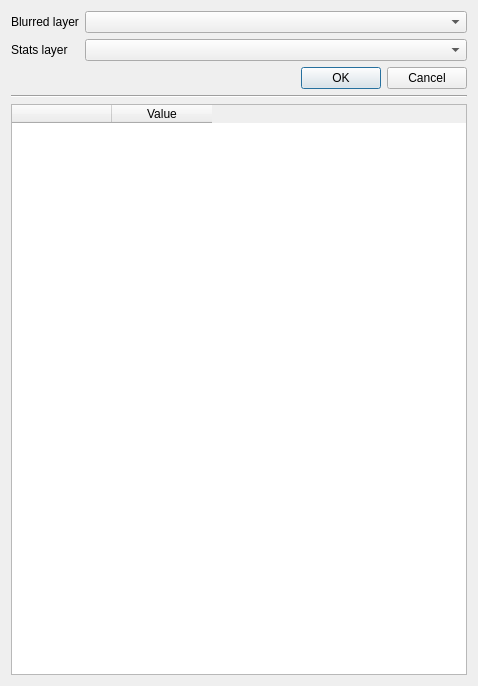
Before: the Qt Designer form ui/stats.ui in Gustry/Blurring, drawn with Qt 5.
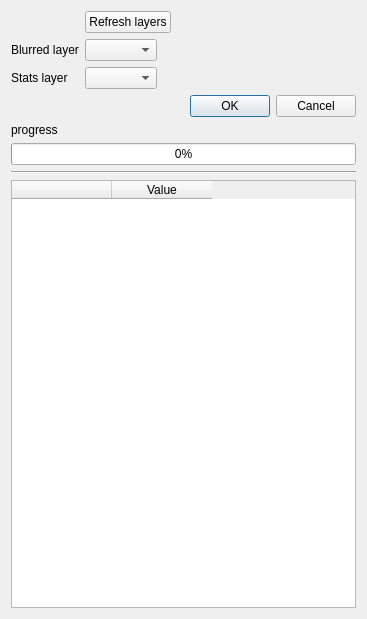
After: the same form once the commit is applied. Icons and pictures are not drawn.

Diff of the .ui file:
```diff
--- a/ui/stats.ui
+++ b/ui/stats.ui
@@ -6,8 +6,8 @@
    <rect>
     <x>0</x>
     <y>0</y>
-    <width>478</width>
-    <height>686</height>
+    <width>367</width>
+    <height>619</height>
    </rect>
   </property>
   <property name="windowTitle">
@@ -16,25 +16,39 @@
   <layout class="QVBoxLayout" name="verticalLayout">
    <item>
     <layout class="QFormLayout" name="formLayout">
-     <item row="0" column="0">
+     <property name="fieldGrowthPolicy">
+      <enum>QFormLayout::ExpandingFieldsGrow</enum>
+     </property>
+     <item row="1" column="0">
       <widget class="QLabel" name="label">
        <property name="text">
         <string>Blurred layer</string>
        </property>
       </widget>
      </item>
-     <item row="0" column="1">
+     <item row="1" column="1">
       <widget class="QComboBox" name="comboBox_blurredLayer"/>
      </item>
-     <item row="1" column="0">
+     <item row="2" column="0">
       <widget class="QLabel" name="label_2">
        <property name="text">
         <string>Stats layer</string>
        </property>
       </widget>
      </item>
-     <item row="1" column="1">
-      <widget class="QComboBox" name="comboBox_stats"/>
+     <item row="2" column="1">
+      <widget class="QComboBox" name="comboBox_statsLayer"/>
+     </item>
+     <item row="0" column="1">
+      <widget class="QPushButton" name="pushButton_refreshLayers">
+       <property name="text">
+        <string>Refresh layers</string>
+       </property>
+       <property name="icon">
+        <iconset resource="../../../../../plugins/Blurring/resources.qrc">
+         <normaloff>:/plugins/Blurring/resources/refresh.png</normaloff>:/plugins/Blurring/resources/refresh.png</iconset>
+       </property>
+      </widget>
      </item>
     </layout>
    </item>
@@ -45,6 +59,20 @@
      </property>
     </widget>
    </item>
+   <item>
+    <widget class="QLabel" name="label_progressStats">
+     <property name="text">
+      <string>progress</string>
+     </property>
+    </widget>
+   </item>
+   <item>
+    <widget class="QProgressBar" name="progressBar_stats">
+     <property name="value">
+      <number>0</number>
+     </property>
+    </widget>
+   </item>
    <item>
     <widget class="Line" name="line">
      <property name="orientation">
```
Left out of the diff: 9 changed lines with no effect on the pictures.
